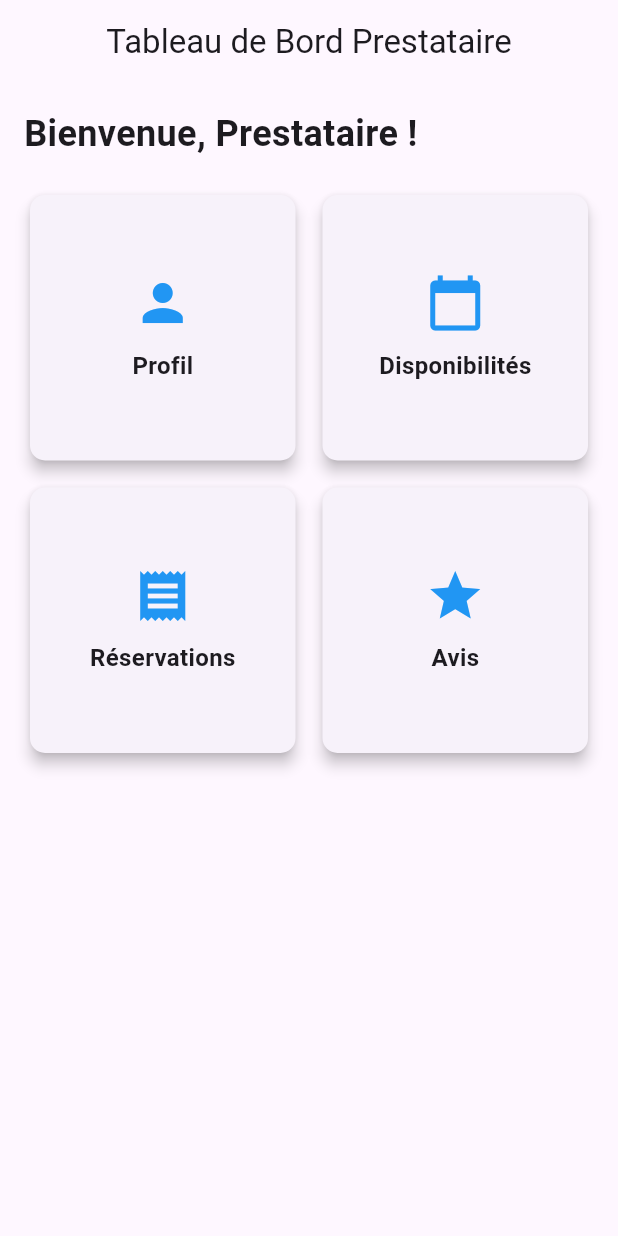
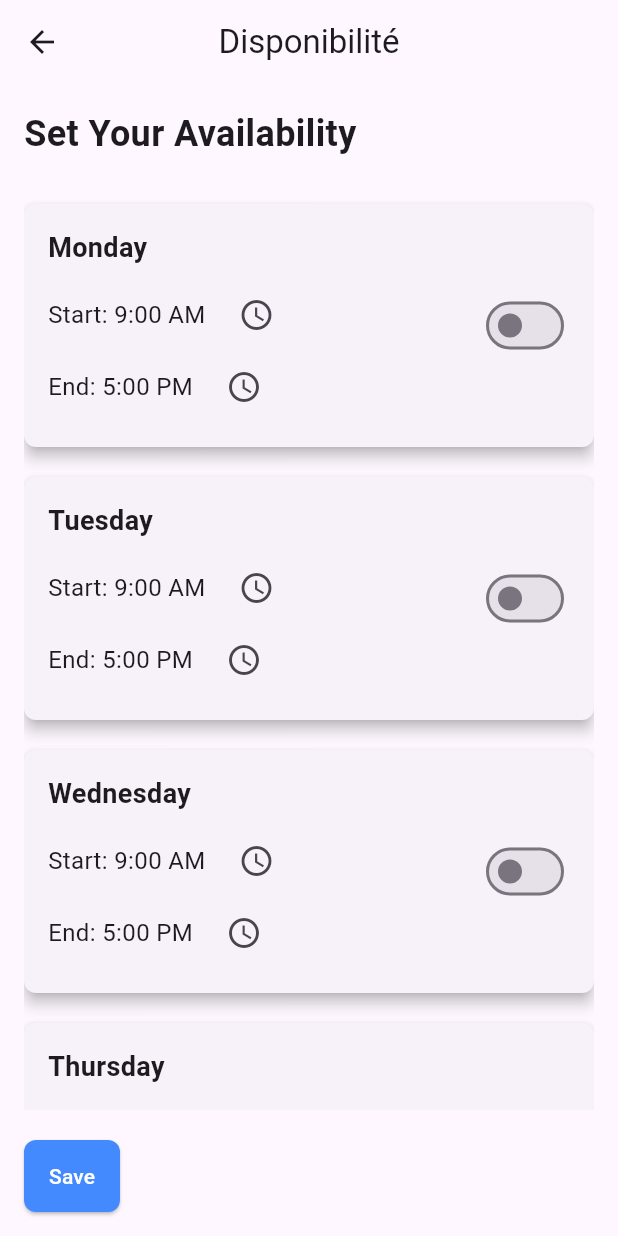
Before and after one commit to ryaddevpro/my-service, a Flutter app: the PrestataireDashboard screen opened directly, after a tap on "Disponibilités", on a phone screen of 412 x 824 dp. Run offline on Flutter 3.47's test engine with Material 3 defaults, Android fonts, the phone set to English and light mode, and no system bars; our stand-ins replace fl_chart, flutter_dotenv, flutter_rating_bar, supabase_flutter; accounts and stored records are empty.

Commit message:
modif page presta et ajout des pages avis/profile/dispo/reservation

```diff
--- a/lib/main.dart
+++ b/lib/main.dart
@@ -2,6 +2,7 @@ import 'package:flutter/material.dart';
 import 'package:flutter_dotenv/flutter_dotenv.dart';
 
 import 'package:my_service/pages/intro_page.dart';
+import 'package:my_service/pages/prestataire_dashboard.dart';
 import 'package:my_service/pages/services/services_page.dart';
 import 'package:supabase_flutter/supabase_flutter.dart';
 // import 'package:my_service/pages/services/services_page.dart';
@@ -29,7 +30,7 @@ class MyApp extends StatelessWidget {
       debugShowCheckedModeBanner: false,
       scaffoldMessengerKey: scaffoldMessengerKey, // Use the key here
 
-      home: IntroPage(),
+      home: PrestataireDashboard(),
     );
   }
 }
--- /dev/null
+++ b/lib/pages/disponibilite.dart
@@ -0,0 +1,172 @@
+import 'package:flutter/material.dart';
+
+class DisponibilitePage extends StatefulWidget {
+  const DisponibilitePage({super.key});
+
+  @override
+  _DisponibilitePageState createState() => _DisponibilitePageState();
+}
+
+class _DisponibilitePageState extends State<DisponibilitePage> {
+  // Map to store availability for each day
+  Map<String, TimeOfDay> startTimes = {};
+  Map<String, TimeOfDay> endTimes = {};
+  Map<String, bool> availability = {};
+
+  // List of weekdays
+  final List<String> daysOfWeek = [
+    'Monday', 'Tuesday', 'Wednesday', 'Thursday', 'Friday', 'Saturday', 'Sunday'
+  ];
+
+  @override
+  void initState() {
+    super.initState();
+
+    // Initialize all days as unavailable and with default times
+    for (var day in daysOfWeek) {
+      availability[day] = false;
+      startTimes[day] = TimeOfDay(hour: 9, minute: 0); // default start time (9:00 AM)
+      endTimes[day] = TimeOfDay(hour: 17, minute: 0); // default end time (5:00 PM)
+    }
+  }
+
+  void _saveAvailability() {
+    // You can save this data to a database or perform other actions as needed.
+    ScaffoldMessenger.of(context).showSnackBar(
+      const SnackBar(content: Text('Availability saved successfully!')),
+    );
+  }
+
+  // Function to select start time
+  Future<void> _selectStartTime(BuildContext context, String day) async {
+    TimeOfDay? picked = await showTimePicker(
+      context: context,
+      initialTime: startTimes[day]!,
+    );
+    if (picked != null && picked != startTimes[day]) {
+      setState(() {
+        startTimes[day] = picked;
+      });
+    }
+  }
+
+  // Function to select end time
+  Future<void> _selectEndTime(BuildContext context, String day) async {
+    TimeOfDay? picked = await showTimePicker(
+      context: context,
+      initialTime: endTimes[day]!,
+    );
+    if (picked != null && picked != endTimes[day]) {
+      setState(() {
+        endTimes[day] = picked;
+      });
+    }
+  }
+
+  @override
+  Widget build(BuildContext context) {
+    return Scaffold(
+      appBar: AppBar(
+        title: const Text('Disponibilité'),
+        centerTitle: true,
+      ),
+      body: Padding(
+        padding: const EdgeInsets.all(16.0),
+        child: Column(
+          crossAxisAlignment: CrossAxisAlignment.start,
+          children: [
+            const Text(
+              'Set Your Availability',
+              style: TextStyle(fontSize: 24, fontWeight: FontWeight.bold),
+            ),
+            const SizedBox(height: 20),
+            Expanded(
+              child: ListView(
+                children: [
+                  for (var day in daysOfWeek)
+                    _buildDayAvailability(day),
+                ],
+              ),
+            ),
+            const SizedBox(height: 20),
+            ElevatedButton(
+              onPressed: _saveAvailability,
+              child: const Text('Save'),
+              style: ElevatedButton.styleFrom(
+                padding: const EdgeInsets.symmetric(vertical: 14),
+                shape: RoundedRectangleBorder(
+                  borderRadius: BorderRadius.circular(8),
+                ),
+                backgroundColor: Colors.blueAccent,
+                foregroundColor: Colors.white,
+              ),
+            ),
+          ],
+        ),
+      ),
+    );
+  }
+
+  // Widget to build availability options for each day
+  Widget _buildDayAvailability(String day) {
+    return Card(
+      shape: RoundedRectangleBorder(
+        borderRadius: BorderRadius.circular(8),
+      ),
+      elevation: 4,
+      margin: const EdgeInsets.symmetric(vertical: 10),
+      child: Padding(
+        padding: const EdgeInsets.all(16.0),
+        child: Row(
+          mainAxisAlignment: MainAxisAlignment.spaceBetween,
+          children: [
+            Column(
+              crossAxisAlignment: CrossAxisAlignment.start,
+              children: [
+                Text(
+                  day,
+                  style: const TextStyle(fontSize: 18, fontWeight: FontWeight.w600),
+                ),
+                const SizedBox(height: 8),
+                Row(
+                  children: [
+                    Text(
+                      'Start: ${startTimes[day]!.format(context)}',
+                      style: const TextStyle(fontSize: 16),
+                    ),
+                    const SizedBox(width: 10),
+                    IconButton(
+                      icon: const Icon(Icons.access_time),
+                      onPressed: () => _selectStartTime(context, day),
+                    ),
+                  ],
+                ),
+                Row(
+                  children: [
+                    Text(
+                      'End: ${endTimes[day]!.format(context)}',
+                      style: const TextStyle(fontSize: 16),
+                    ),
+                    const SizedBox(width: 10),
+                    IconButton(
+                      icon: const Icon(Icons.access_time),
+                      onPressed: () => _selectEndTime(context, day),
+                    ),
+                  ],
+                ),
+              ],
+            ),
+            Switch(
+              value: availability[day]!,
+              onChanged: (bool value) {
+                setState(() {
+                  availability[day] = value;
+                });
+              },
+            ),
+          ],
+        ),
+      ),
+    );
+  }
+}
--- a/lib/pages/prestataire_dashboard.dart
+++ b/lib/pages/prestataire_dashboard.dart
@@ -1,4 +1,12 @@
 import 'package:flutter/material.dart';
+import 'package:my_service/pages/avis_page.dart';
+import 'package:my_service/pages/disponibilite.dart';
+import 'package:my_service/pages/profile.dart';
+import 'package:my_service/pages/reservation.dart';
+import 'profile.dart';
+import 'disponibilite.dart';
+import 'reservation.dart';
+import 'avis_page.dart';
 
 class PrestataireDashboard extends StatelessWidget {
   const PrestataireDashboard({super.key});
@@ -7,8 +15,10 @@ class PrestataireDashboard extends StatelessWidget {
   Widget build(BuildContext context) {
     return Scaffold(
       appBar: AppBar(
-
-        title: Text('Tableau de Bord Prestataire'),
+        title: const Text(
+          'Tableau de Bord Prestataire',
+          style: TextStyle(fontWeight: FontWeight.bold),
+        ),
         centerTitle: true,
       ),
       body: Padding(
@@ -16,43 +26,63 @@ class PrestataireDashboard extends StatelessWidget {
         child: Column(
           crossAxisAlignment: CrossAxisAlignment.start,
           children: [
-            Text(
+            const Text(
               'Bienvenue, Prestataire !',
-              style: TextStyle(fontSize: 24, fontWeight: FontWeight.bold),
+              style: TextStyle(fontSize: 26, fontWeight: FontWeight.bold),
             ),
-            SizedBox(height: 20),
+            const SizedBox(height: 20),
             Expanded(
               child: GridView.count(
-                crossAxisCount: 2, // Nombre de colonnes
-                crossAxisSpacing: 10,
-                mainAxisSpacing: 10,
+                crossAxisCount: 2, // Number of columns
+                crossAxisSpacing: 16,
+                mainAxisSpacing: 16,
                 children: [
                   _buildDashboardCard(
                     icon: Icons.person,
                     title: 'Profil',
                     onTap: () {
-                      Navigator.pushNamed(context, '/profil');
+                      Navigator.push(
+                        context,
+                        MaterialPageRoute(
+                          builder: (context) => const ProfilPage(),
+                        ),
+                      );
                     },
                   ),
                   _buildDashboardCard(
                     icon: Icons.calendar_today,
                     title: 'Disponibilités',
                     onTap: () {
-                      Navigator.pushNamed(context, '/disponibilites');
+                      Navigator.push(
+                        context,
+                        MaterialPageRoute(
+                          builder: (context) => const DisponibilitePage(),
+                        ),
+                      );
                     },
                   ),
                   _buildDashboardCard(
                     icon: Icons.receipt,
                     title: 'Réservations',
                     onTap: () {
-                      Navigator.pushNamed(context, '/reservations');
+                      Navigator.push(
+                        context,
+                        MaterialPageRoute(
+                          builder: (context) => ReservationPage(),
+                        ),
+                      );
                     },
                   ),
                   _buildDashboardCard(
                     icon: Icons.star,
                     title: 'Avis',
                     onTap: () {
-                      Navigator.pushNamed(context, '/avis');
+                      Navigator.push(
+                        context,
+                        MaterialPageRoute(
+                          builder: (context) => AvisPage(),
+                        ),
+                      );
                     },
                   ),
                 ],
@@ -73,17 +103,18 @@ class PrestataireDashboard extends StatelessWidget {
       onTap: onTap,
       child: Card(
         shape: RoundedRectangleBorder(
-          borderRadius: BorderRadius.circular(10),
+          borderRadius: BorderRadius.circular(12),
         ),
-        elevation: 4,
+        elevation: 6,
+        shadowColor: Colors.blueAccent.withOpacity(0.2),
         child: Column(
           mainAxisAlignment: MainAxisAlignment.center,
           children: [
-            Icon(icon, size: 40, color: Colors.blue),
-            SizedBox(height: 10),
+            Icon(icon, size: 50, color: Colors.blueAccent),
+            const SizedBox(height: 12),
             Text(
               title,
-              style: TextStyle(fontSize: 16, fontWeight: FontWeight.w600),
+              style: const TextStyle(fontSize: 16, fontWeight: FontWeight.w600),
             ),
           ],
         ),
```
Also changed, not shown: lib/pages/avis_page.dart (added, +136 -0 lines), lib/pages/profile.dart (added, +141 -0 lines), lib/pages/reservation.dart (added, +148 -0 lines).
